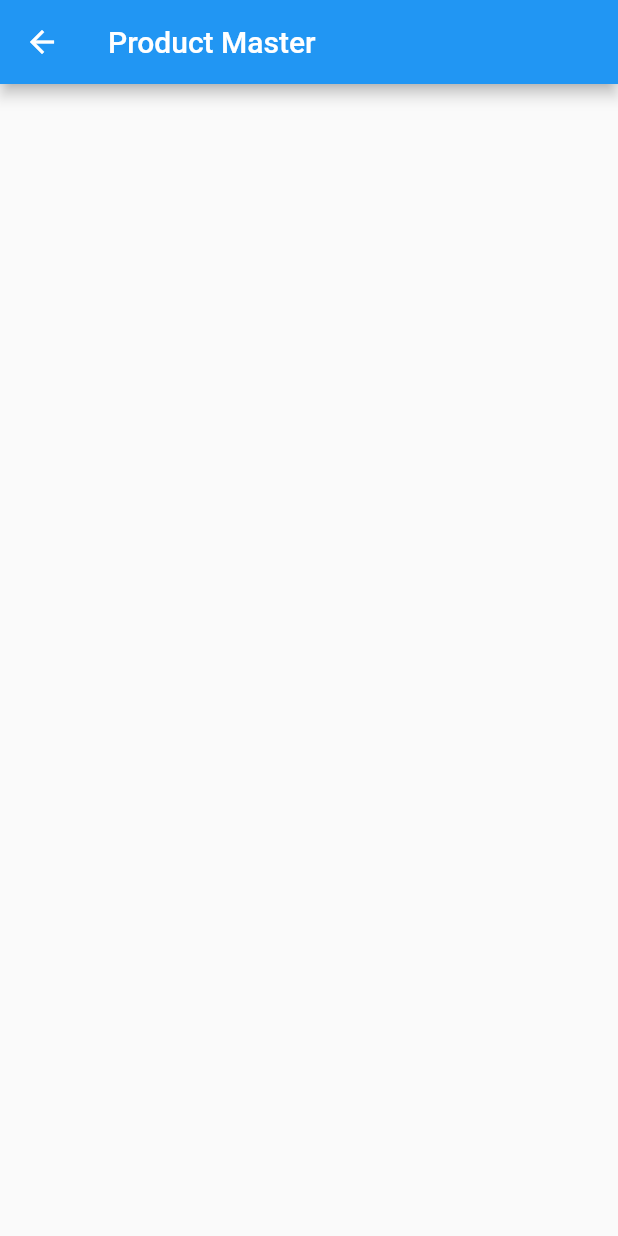
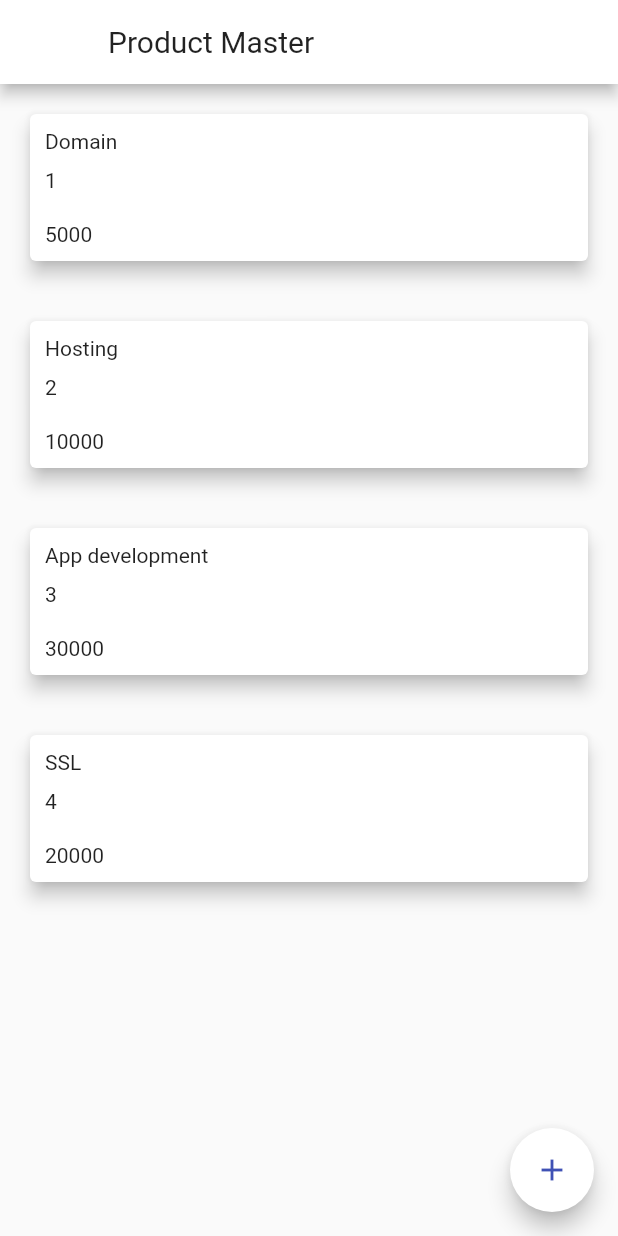
Before and after one commit to Anurag2405/atto-infotech-app, a Flutter app: the ProductsMaster screen opened directly, on a phone screen of 412 x 824 dp. Run offline on Flutter 3.47's test engine with Material 2 defaults, Android fonts, the phone set to English and light mode, and no system bars; our stand-ins replace searchfield.

Commit message:
product page

```diff
--- a/lib/main.dart
+++ b/lib/main.dart
@@ -1,11 +1,13 @@
+import 'package:attoform/models/product.dart';
 import 'package:attoform/screens/formpage.dart';
 import 'package:attoform/screens/homepage.dart';
+import 'package:attoform/screens/products.dart';
 import 'package:flutter/material.dart';
 
 void main() {
   runApp(MaterialApp(
     // home: Homepage(),
-    home: Infoform(),
+    home: Homepage(),
     // initialRoute: "/",
     // routes: {
     //   "/": (context) => Homepage(),
--- a/lib/models/client.dart
+++ b/lib/models/client.dart
@@ -15,7 +15,7 @@ class Client {
       required this.dateOfExpiry});
 }
 
-List<Client> ClientList = [
+List<Client> clientList = [
   Client(
       name: "atto infotech",
       email: "attoInfotech@gmail.com",
--- a/lib/models/product.dart
+++ b/lib/models/product.dart
@@ -4,3 +4,10 @@ class Product {
   String price;
   Product({required this.name, required this.productId, required this.price});
 }
+
+List<Product> productList = [
+  Product(name: 'Domain', productId: '1', price: '5000'),
+  Product(name: 'Hosting', productId: '2', price: '10000'),
+  Product(name: 'App development', productId: '3', price: '30000'),
+  Product(name: 'SSL', productId: '4', price: '20000')
+];
--- a/lib/screens/homepage.dart
+++ b/lib/screens/homepage.dart
@@ -20,7 +20,7 @@ class _HomepageState extends State<Homepage> {
   void initState() {
     super.initState();
 
-    clients = ClientList;
+    clients = clientList;
   }
 
   void _onItemTapped(int index) {
@@ -36,7 +36,7 @@ class _HomepageState extends State<Homepage> {
       );
 
   void searchBook(String query) {
-    final clients = ClientList.where((client) {
+    final clients = clientList.where((client) {
       final nameLower = client.name.toLowerCase();
       final serviceLower = client.service.toLowerCase();
       final searchLower = query.toLowerCase();
@@ -96,6 +96,14 @@ class _HomepageState extends State<Homepage> {
         // selectedItemColor: Colors.redAccent,
         onTap: _onItemTapped,
       ),
+      floatingActionButton: FloatingActionButton(
+        onPressed: () {},
+        backgroundColor: Colors.white,
+        child: const Icon(
+          Icons.add,
+          color: Colors.indigo,
+        ),
+      ),
     );
   }
 }
--- a/lib/screens/products.dart
+++ b/lib/screens/products.dart
@@ -1,3 +1,5 @@
+import 'package:attoform/models/product.dart';
+import 'package:attoform/widget/product_card.dart';
 import 'package:flutter/material.dart';
 
 class ProductsMaster extends StatefulWidget {
@@ -12,7 +14,27 @@ class _ProductsMasterState extends State<ProductsMaster> {
   Widget build(BuildContext context) {
     return Scaffold(
       appBar: AppBar(
-        title: const Text('Product Master'),
+        backgroundColor: Colors.white,
+        title: const Text(
+          'Product Master',
+          style: TextStyle(
+              fontWeight: FontWeight.w400,
+              color: Colors.black87,
+              fontFamily: "Roboto"),
+        ),
+      ),
+      body: ListView.builder(
+          itemCount: productList.length,
+          itemBuilder: (context, int index) {
+            return ProductCard(product: productList[index]);
+          }),
+      floatingActionButton: FloatingActionButton(
+        onPressed: () {},
+        backgroundColor: Colors.white,
+        child: const Icon(
+          Icons.add,
+          color: Colors.indigo,
+        ),
       ),
     );
   }
--- /dev/null
+++ b/lib/widget/product_card.dart
@@ -0,0 +1,29 @@
+import 'package:attoform/models/product.dart';
+import 'package:flutter/material.dart';
+
+class ProductCard extends StatelessWidget {
+  Product product;
+  ProductCard({required this.product});
+
+  @override
+  Widget build(BuildContext context) {
+    return Card(
+      margin: EdgeInsets.all(20),
+      elevation: 5,
+      child: Padding(
+        padding: const EdgeInsets.all(10.0),
+        child: Column(
+          mainAxisAlignment: MainAxisAlignment.center,
+          crossAxisAlignment: CrossAxisAlignment.start,
+          children: [
+            Text(product.name),
+            SizedBox(height: 10),
+            Text(product.productId),
+            SizedBox(height: 20),
+            Text(product.price)
+          ],
+        ),
+      ),
+    );
+  }
+}
```
